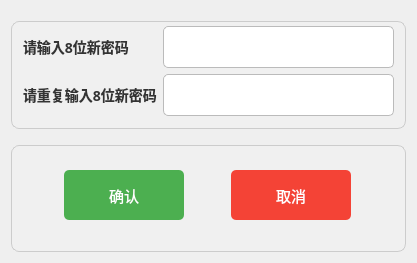
This is tform2.ui in Curtain-Wang/BatteryControl as Qt 5 draws it before an edit. The edited form follows.
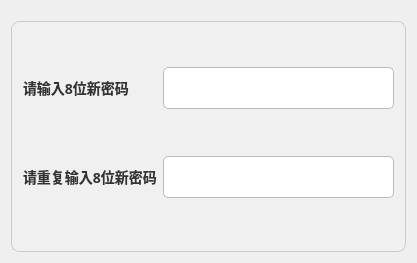
This is the edited form.

What changed in the file:
```diff
--- a/tform2.ui
+++ b/tform2.ui
@@ -21,145 +21,6 @@
 </string>
   </property>
   <layout class="QGridLayout" name="gridLayout_2">
-   <item row="2" column="0">
-    <widget class="QGroupBox" name="groupBox_2">
-     <property name="styleSheet">
-      <string notr="true">QGroupBox {
-    background-color: #f0f0f0;
-    border: 1px solid #cccccc;
-    border-radius: 8px;
-    margin-top: 10px;
-    padding: 10px;
-}
-</string>
-     </property>
-     <property name="title">
-      <string/>
-     </property>
-     <layout class="QHBoxLayout" name="horizontalLayout">
-      <item>
-       <widget class="QPushButton" name="pushButton">
-        <property name="minimumSize">
-         <size>
-          <width>0</width>
-          <height>50</height>
-         </size>
-        </property>
-        <property name="maximumSize">
-         <size>
-          <width>120</width>
-          <height>16777215</height>
-         </size>
-        </property>
-        <property name="font">
-         <font>
-          <pointsize>-1</pointsize>
-         </font>
-        </property>
-        <property name="styleSheet">
-         <string notr="true">QPushButton {
-    background-color: #4CAF50; /* 按钮正常状态为绿色 */
-    color: white; /* 按钮文字为白色 */
-    border: none; /* 无边框 */
-    border-radius: 5px; /* 圆角按钮 */
-    font-size: 15px; /* 字体大小 */
-    min-height: 50px; /* 按钮最小高度 */
-    width: 120px; /* 按钮宽度 */
-}
-
-QPushButton#pushButton_2 {
-    background-color: #f44336; /* “取消”按钮为红色 */
-}
-
-QPushButton:hover {
-    background-color: #45a049; /* 鼠标悬停时按钮稍微变暗 */
-}
-
-QPushButton#pushButton_2:hover {
-    background-color: #d32f2f; /* “取消”按钮悬停时稍微变暗 */
-}
-
-QPushButton:pressed {
-    background-color: #388E3C; /* 改变颜色，表示按下状态 */
-    border: 1px solid #2E7D32; /* 按下时添加一个边框，提升立体感 */
-    transform: translateY(2px); /* 按下时按钮下移，模拟按下效果 */
-}
-
-QPushButton#pushButton_2:pressed {
-    background-color: #c62828; /* “取消”按钮按下时变为深红色 */
-    border: 1px solid #b71c1c; /* 添加边框提升立体感 */
-    transform: translateY(2px); /* 按下时按钮下移，模拟按下效果 */
-}
-</string>
-        </property>
-        <property name="text">
-         <string>确认</string>
-        </property>
-       </widget>
-      </item>
-      <item>
-       <widget class="QPushButton" name="pushButton_2">
-        <property name="minimumSize">
-         <size>
-          <width>0</width>
-          <height>50</height>
-         </size>
-        </property>
-        <property name="maximumSize">
-         <size>
-          <width>120</width>
-          <height>16777215</height>
-         </size>
-        </property>
-        <property name="font">
-         <font>
-          <pointsize>-1</pointsize>
-         </font>
-        </property>
-        <property name="styleSheet">
-         <string notr="true">QPushButton {
-    background-color: #4CAF50; /* 按钮正常状态为绿色 */
-    color: white; /* 按钮文字为白色 */
-    border: none; /* 无边框 */
-    border-radius: 5px; /* 圆角按钮 */
-    font-size: 15px; /* 字体大小 */
-    min-height: 50px; /* 按钮最小高度 */
-    width: 120px; /* 按钮宽度 */
-}
-
-QPushButton#pushButton_2 {
-    background-color: #f44336; /* “取消”按钮为红色 */
-}
-
-QPushButton:hover {
-    background-color: #45a049; /* 鼠标悬停时按钮稍微变暗 */
-}
-
-QPushButton#pushButton_2:hover {
-    background-color: #d32f2f; /* “取消”按钮悬停时稍微变暗 */
-}
-
-QPushButton:pressed {
-    background-color: #388E3C; /* 改变颜色，表示按下状态 */
-    border: 1px solid #2E7D32; /* 按下时添加一个边框，提升立体感 */
-    transform: translateY(2px); /* 按下时按钮下移，模拟按下效果 */
-}
-
-QPushButton#pushButton_2:pressed {
-    background-color: #c62828; /* “取消”按钮按下时变为深红色 */
-    border: 1px solid #b71c1c; /* 添加边框提升立体感 */
-    transform: translateY(2px); /* 按下时按钮下移，模拟按下效果 */
-}
-</string>
-        </property>
-        <property name="text">
-         <string>取消</string>
-        </property>
-       </widget>
-      </item>
-     </layout>
-    </widget>
-   </item>
    <item row="1" column="0">
     <widget class="QGroupBox" name="groupBox">
      <property name="styleSheet">
```
